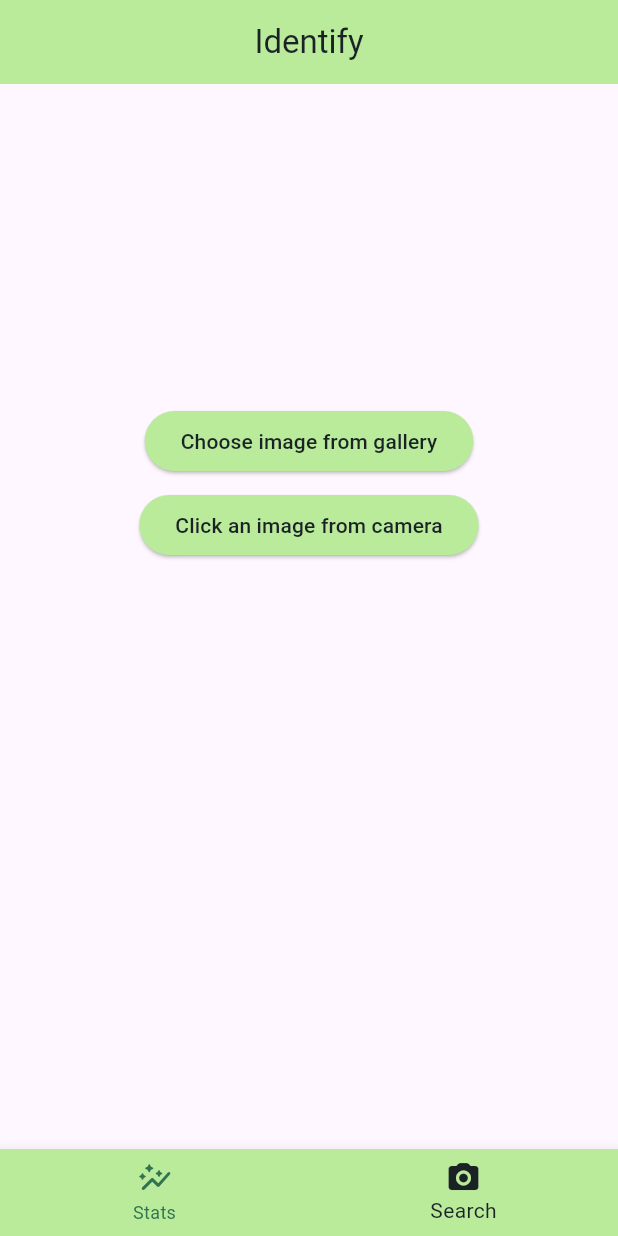
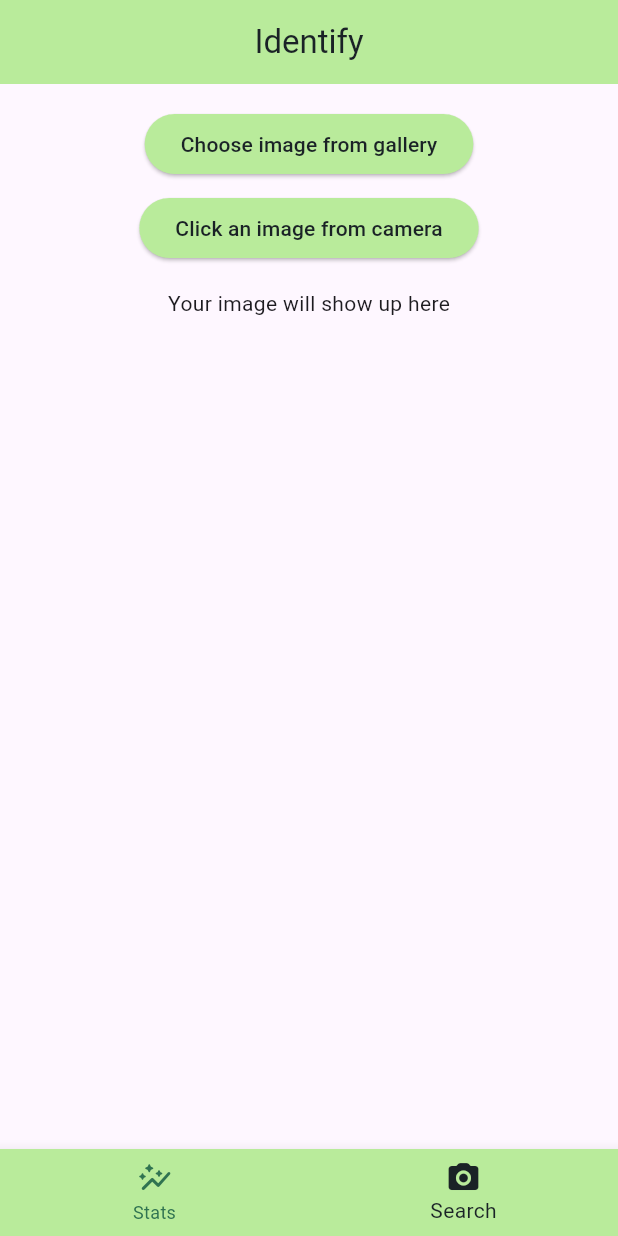
Before and after one commit to aryamaan-exe/RightBin, a Flutter app: the screen it shows after launch, item 2 of the bottom bar chosen, after a tap on "Choose image from gallery", on a phone screen of 412 x 824 dp. Run offline on Flutter 3.47's test engine with Material 3 defaults, Android fonts, the phone set to English and light mode, and no system bars; our stand-ins replace image_picker.

Commit message:
added gallery + camera functionality

```diff
--- /dev/null
+++ b/lib/camera.dart
@@ -0,0 +1,60 @@
+import 'package:flutter/material.dart';
+import 'package:rightbin/consts.dart';
+import 'package:image_picker/image_picker.dart';
+import 'dart:io';
+
+class Camera extends StatefulWidget {
+  const Camera({super.key});
+
+  @override
+  State<Camera> createState() => _CameraState();
+}
+
+class _CameraState extends State<Camera> {
+  dynamic selection = false;
+  @override
+  Widget build(BuildContext context) {
+    double height = MediaQuery.of(context).size.height;
+
+    return SingleChildScrollView(
+        child: Center(
+      child: Padding(
+        padding: EdgeInsets.fromLTRB(0, 8, 0, 0),
+        child: Column(
+          children: [
+            Padding(
+              padding: const EdgeInsets.all(8.0),
+              child: ElevatedButton(
+                  onPressed: () {
+                    _pickImage(1);
+                  },
+                  style: ebs,
+                  child: const Text("Choose image from gallery")),
+            ),
+            ElevatedButton(
+                onPressed: () {
+                  _pickImage(0);
+                },
+                style: ebs,
+                child: const Text("Click an image from camera")),
+            SizedBox(
+              height: 16,
+            ),
+            (selection != false)
+                ? Image.file(selection)
+                : Text("Your image will show up here"),
+          ],
+        ),
+      ),
+    ));
+  }
+
+  Future _pickImage(int n) async {
+    final image = await ImagePicker()
+        .pickImage(source: n == 1 ? ImageSource.gallery : ImageSource.camera);
+    if (image == null) return;
+    setState(() {
+      selection = File(image.path);
+    });
+  }
+}
--- a/lib/main.dart
+++ b/lib/main.dart
@@ -1,5 +1,6 @@
 import 'package:flutter/material.dart';
 import 'package:rightbin/consts.dart';
+import 'camera.dart';
 
 TextStyle head = const TextStyle(fontSize: 24);
 void main() {
@@ -80,39 +81,3 @@
     );
   }
 }
-
-class Camera extends StatefulWidget {
-  const Camera({super.key});
-
-  @override
-  State<Camera> createState() => _CameraState();
-}
-
-class _CameraState extends State<Camera> {
-  @override
-  Widget build(BuildContext context) {
-    double height = MediaQuery.of(context).size.height;
-
-    return SingleChildScrollView(
-        child: Center(
-      child: Padding(
-        padding: EdgeInsets.fromLTRB(0, height / 4, 0, 0),
-        child: Column(
-          children: [
-            Padding(
-              padding: const EdgeInsets.all(8.0),
-              child: ElevatedButton(
-                  onPressed: () {},
-                  style: ebs,
-                  child: const Text("Choose image from gallery")),
-            ),
-            ElevatedButton(
-                onPressed: () {},
-                style: ebs,
-                child: const Text("Click an image from camera"))
-          ],
-        ),
-      ),
-    ));
-  }
-}
```
